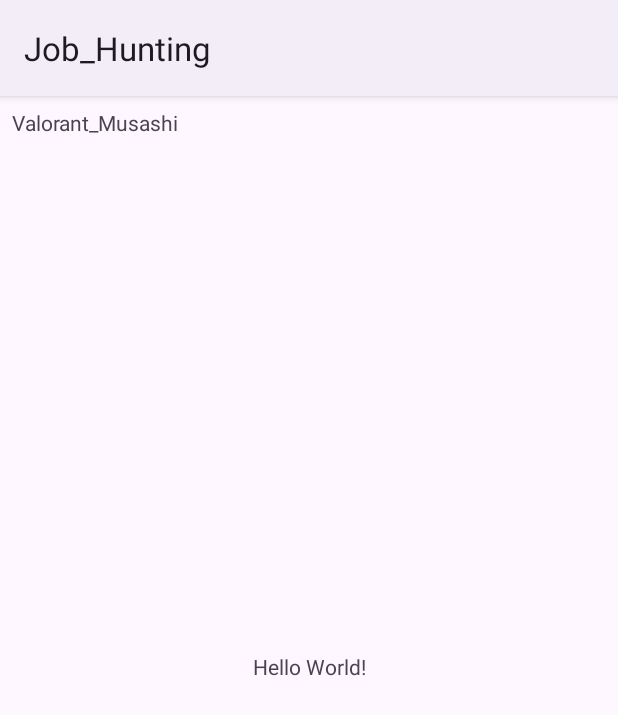
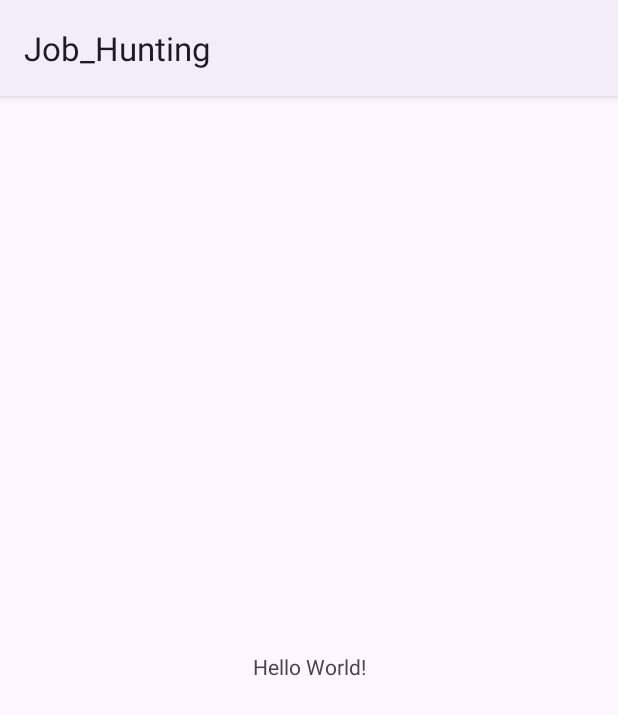
Before and after one commit to daigo-jp/JobHunting, an Android app: the screen it shows after launch (MainActivity), on a phone screen of 412 x 824 dp. Shown: the top 715 px of the screen. Run offline under Robolectric (Android 15) with nearby library versions, the phone set to English and light mode, and no system bars.

Commit message:
first commit

```diff
--- a/app/src/main/res/layout/activity_main.xml
+++ b/app/src/main/res/layout/activity_main.xml
@@ -16,16 +16,4 @@
         app:layout_constraintStart_toStartOf="parent"
         app:layout_constraintTop_toTopOf="parent" />
 
-    <TextView
-        android:id="@+id/textView"
-        android:layout_width="0dp"
-        android:layout_height="wrap_content"
-        android:layout_marginStart="8dp"
-        android:layout_marginTop="8dp"
-        android:layout_marginEnd="8dp"
-        android:text="Valorant_Musashi"
-        app:layout_constraintEnd_toEndOf="parent"
-        app:layout_constraintStart_toStartOf="parent"
-        app:layout_constraintTop_toTopOf="parent" />
-
 </androidx.constraintlayout.widget.ConstraintLayout>
```
